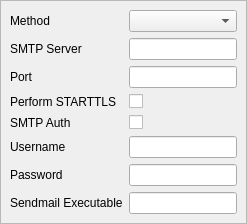
Before: the Qt Designer form src/Gui/SettingsOutgoingPage.ui in jktjkt/trojita, drawn with Qt 5.
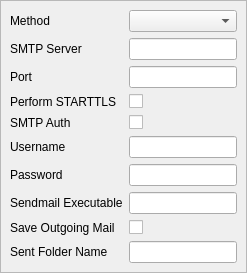
After: the same form once the commit is applied.

Commit message:
Save outgoing messages into an IMAP mailbox
The FLAGS are wrong, but it's a good start.

refs #75

```diff
--- a/src/Gui/SettingsOutgoingPage.ui
+++ b/src/Gui/SettingsOutgoingPage.ui
@@ -105,6 +105,26 @@
       </property>
      </widget>
     </item>
+    <item row="8" column="1">
+     <widget class="QCheckBox" name="saveToImap"/>
+    </item>
+    <item row="8" column="0">
+     <widget class="QLabel" name="saveToImapLabel">
+      <property name="text">
+       <string>Save Outgoing Mail</string>
+      </property>
+     </widget>
+    </item>
+    <item row="9" column="0">
+     <widget class="QLabel" name="saveFolderLabel">
+      <property name="text">
+       <string>Sent Folder Name</string>
+      </property>
+     </widget>
+    </item>
+    <item row="9" column="1">
+     <widget class="QLineEdit" name="saveFolderName"/>
+    </item>
    </layout>
   </widget>
  </widget>
```
The commit also changes 7 other files.
